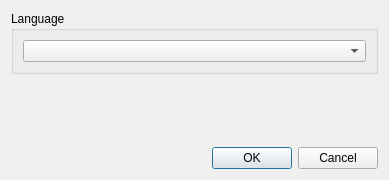
Above: ui/preferencesdialog.ui from the-codeslinger/WorkTracker before the change. Below: the same form after it.
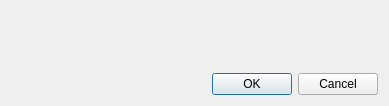
That is the form after the change.

Commit message: Moved language into menu item. Preferences not used now

Diff of the .ui file:
```diff
--- a/ui/preferencesdialog.ui
+++ b/ui/preferencesdialog.ui
@@ -10,25 +10,13 @@
     <x>0</x>
     <y>0</y>
     <width>389</width>
-    <height>180</height>
+    <height>106</height>
    </rect>
   </property>
   <property name="windowTitle">
    <string>Preferences</string>
   </property>
   <layout class="QVBoxLayout" name="verticalLayout_2">
-   <item>
-    <widget class="QGroupBox" name="groupBox">
-     <property name="title">
-      <string>Language</string>
-     </property>
-     <layout class="QVBoxLayout" name="verticalLayout">
-      <item>
-       <widget class="QComboBox" name="languageBox"/>
-      </item>
-     </layout>
-    </widget>
-   </item>
    <item>
     <spacer name="verticalSpacer">
      <property name="orientation">
```
Left out of the diff: 2 changed lines with no effect on the pictures. The commit also changes 4 other files.
